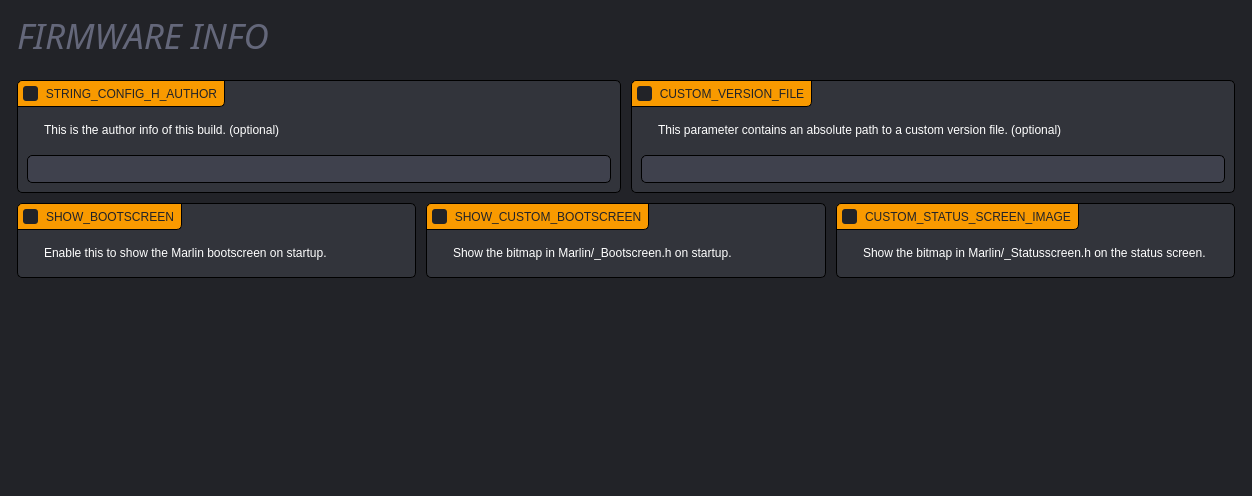
First picture: the form in gui/FirmwarePage.ui, repository SimonBuxx/iloop-marlin-configurator, before the edit.
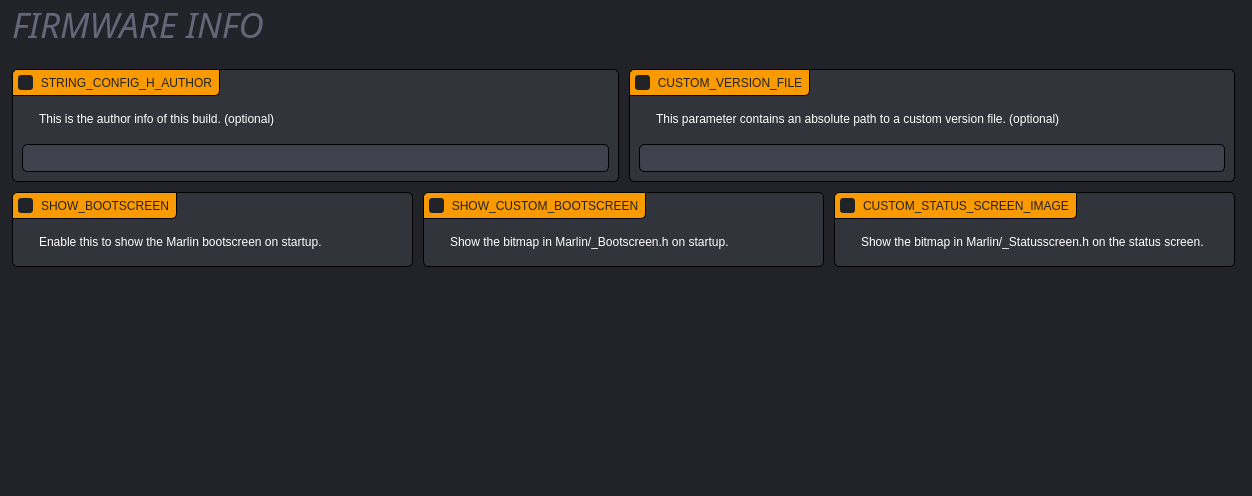
Second picture: the form after the edit. Icons and pictures are not drawn.

```diff
--- a/gui/FirmwarePage.ui
+++ b/gui/FirmwarePage.ui
@@ -255,7 +255,10 @@
   </property>
   <layout class="QGridLayout" name="gridLayout">
    <property name="leftMargin">
-    <number>17</number>
+    <number>12</number>
+   </property>
+   <property name="topMargin">
+    <number>0</number>
    </property>
    <property name="rightMargin">
     <number>17</number>
```
